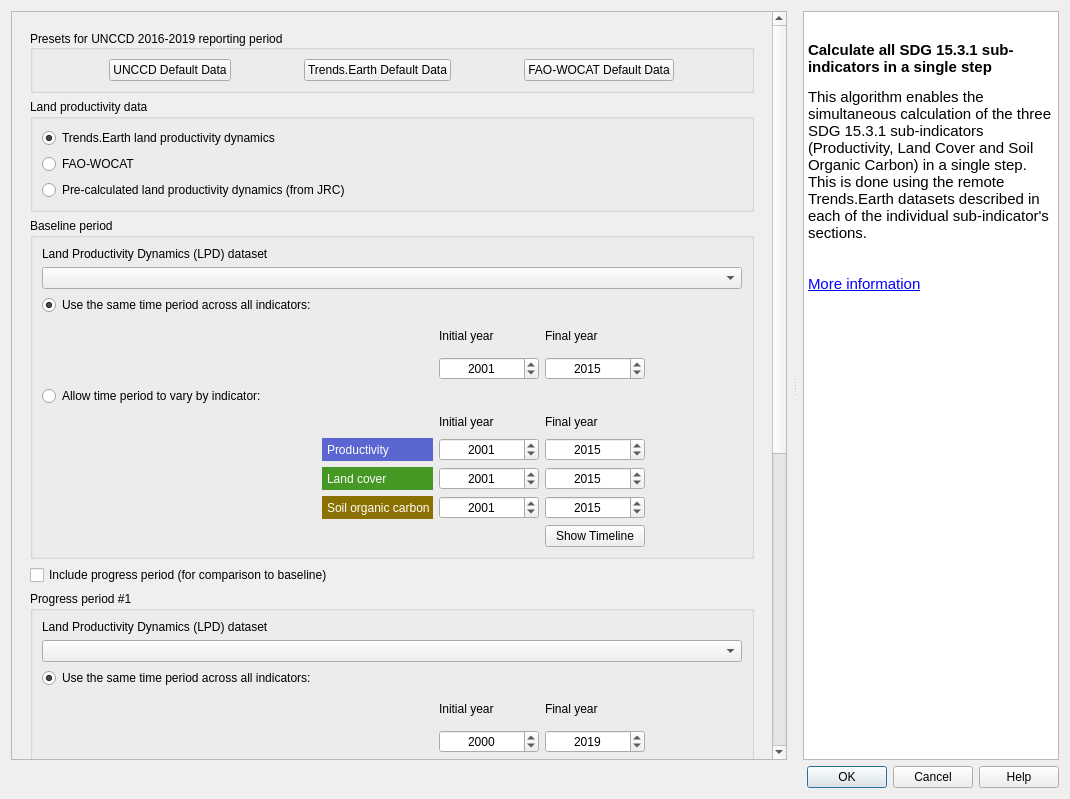
First picture: the form in LDMP/gui/DlgCalculateOneStep.ui, repository ConservationInternational/trends.earth, before the edit.
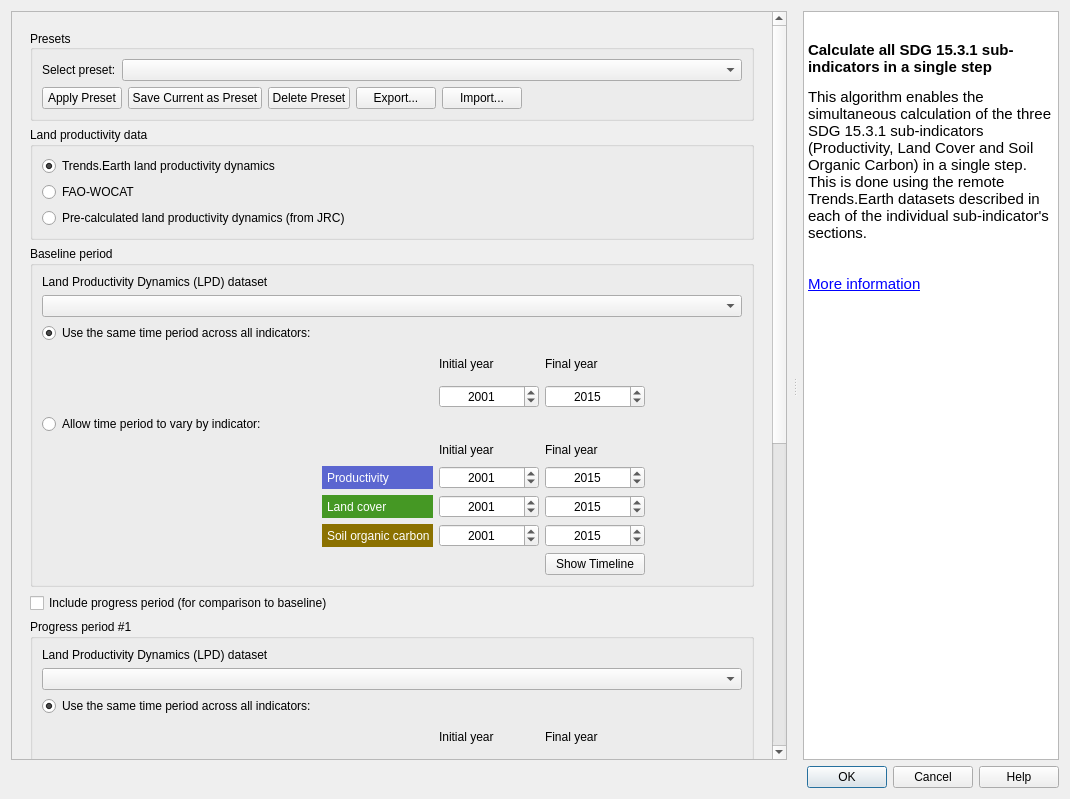
Second picture: the form after the edit. Custom widgets are drawn as their Qt base class.

Commit message: Add a preset mechanism, including latest default data presets

```diff
--- a/LDMP/gui/DlgCalculateOneStep.ui
+++ b/LDMP/gui/DlgCalculateOneStep.ui
@@ -90,7 +90,7 @@
               <item>
                <widget class="QgsCollapsibleGroupBox" name="mGroupBox">
                 <property name="title">
-                 <string>Presets for UNCCD 2016-2019 reporting period</string>
+                 <string>Presets</string>
                 </property>
                 <property name="alignment">
                  <set>Qt::AlignLeading|Qt::AlignLeft|Qt::AlignVCenter</set>
@@ -98,45 +98,79 @@
                 <property name="collapsed">
                  <bool>false</bool>
                 </property>
-                <layout class="QHBoxLayout" name="horizontalLayout_2">
+                <layout class="QVBoxLayout" name="verticalLayout_presets">
                  <item>
-                  <widget class="QPushButton" name="button_preset_unccd_default_jrc">
+                  <layout class="QHBoxLayout" name="horizontalLayout_presets">
+                   <item>
+                    <widget class="QLabel" name="label_preset_selection">
+                     <property name="text">
+                      <string>Select preset:</string>
+                     </property>
+                    </widget>
+                   </item>
+                   <item>
+                    <widget class="QComboBox" name="comboBox_presets">
                    <property name="sizePolicy">
-                    <sizepolicy hsizetype="Fixed" vsizetype="Fixed">
+                      <sizepolicy hsizetype="Expanding" vsizetype="Fixed">
                      <horstretch>0</horstretch>
                      <verstretch>0</verstretch>
                     </sizepolicy>
                    </property>
+                    </widget>
+                   </item>
+                  </layout>
+                 </item>
+                 <item>
+                  <layout class="QHBoxLayout" name="horizontalLayout_preset_actions">
+                   <item>
+                    <widget class="QPushButton" name="button_apply_preset">
                    <property name="text">
-                    <string>UNCCD Default Data</string>
+                      <string>Apply Preset</string>
                    </property>
                   </widget>
                  </item>
                  <item>
-                  <widget class="QPushButton" name="button_preset_unccd_default_te">
-                   <property name="sizePolicy">
-                    <sizepolicy hsizetype="Fixed" vsizetype="Fixed">
-                     <horstretch>0</horstretch>
-                     <verstretch>0</verstretch>
-                    </sizepolicy>
-                   </property>
+                    <widget class="QPushButton" name="button_save_preset">
+                     <property name="text">
+                      <string>Save Current as Preset</string>
+                     </property>
+                    </widget>
+                   </item>
+                   <item>
+                    <widget class="QPushButton" name="button_delete_preset">
                    <property name="text">
-                    <string>Trends.Earth Default Data</string>
+                      <string>Delete Preset</string>
                    </property>
                   </widget>
                  </item>
                  <item>
-                  <widget class="QPushButton" name="button_preset_unccd_default_fao_wocat">
-                   <property name="sizePolicy">
-                    <sizepolicy hsizetype="Fixed" vsizetype="Fixed">
-                     <horstretch>0</horstretch>
-                     <verstretch>0</verstretch>
-                    </sizepolicy>
-                   </property>
+                    <widget class="QPushButton" name="button_export_presets">
+                     <property name="text">
+                      <string>Export...</string>
+                     </property>
+                    </widget>
+                   </item>
+                   <item>
+                    <widget class="QPushButton" name="button_import_presets">
                    <property name="text">
-                    <string>FAO-WOCAT Default Data</string>
-                   </property>
-                  </widget>
+                      <string>Import...</string>
+                     </property>
+                    </widget>
+                   </item>
+                   <item>
+                    <spacer name="horizontalSpacer_presets">
+                     <property name="orientation">
+                      <enum>Qt::Horizontal</enum>
+                     </property>
+                     <property name="sizeHint" stdset="0">
+                      <size>
+                       <width>40</width>
+                       <height>20</height>
+                      </size>
+                     </property>
+                    </spacer>
+                   </item>
+                  </layout>
                  </item>
                 </layout>
                </widget>
```
Lines whose indentation alone changed are shown as unchanged. The commit also changes 1 other file.
